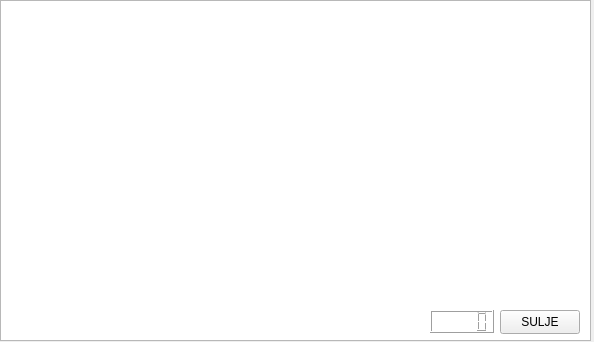
The window that frontend/kuittiwindow.ui (22kmo-project/group_1) describes before a commit, drawn with Qt 5.
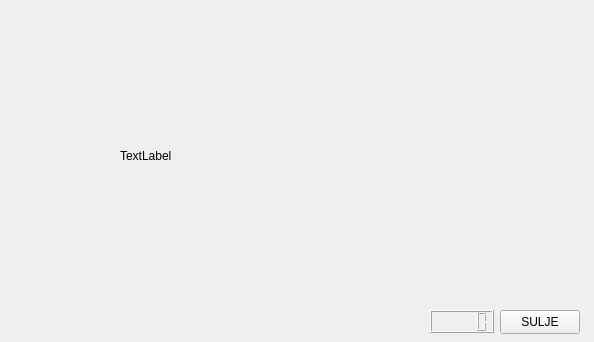
The same window after the commit.

The edit to the form file:
```diff
--- a/frontend/kuittiwindow.ui
+++ b/frontend/kuittiwindow.ui
@@ -13,25 +13,6 @@
   <property name="windowTitle">
    <string>Form</string>
   </property>
-  <widget class="QTableWidget" name="kuittiTable">
-   <property name="geometry">
-    <rect>
-     <x>0</x>
-     <y>0</y>
-     <width>591</width>
-     <height>341</height>
-    </rect>
-   </property>
-   <property name="verticalScrollBarPolicy">
-    <enum>Qt::ScrollBarAsNeeded</enum>
-   </property>
-   <property name="horizontalScrollBarPolicy">
-    <enum>Qt::ScrollBarAsNeeded</enum>
-   </property>
-   <property name="sizeAdjustPolicy">
-    <enum>QAbstractScrollArea::AdjustToContents</enum>
-   </property>
-  </widget>
   <widget class="QPushButton" name="pushButton">
    <property name="geometry">
     <rect>
@@ -55,6 +36,19 @@
     </rect>
    </property>
   </widget>
+  <widget class="QLabel" name="labelKuitti">
+   <property name="geometry">
+    <rect>
+     <x>120</x>
+     <y>50</y>
+     <width>361</width>
+     <height>211</height>
+    </rect>
+   </property>
+   <property name="text">
+    <string>TextLabel</string>
+   </property>
+  </widget>
  </widget>
  <resources/>
  <connections/>
```
